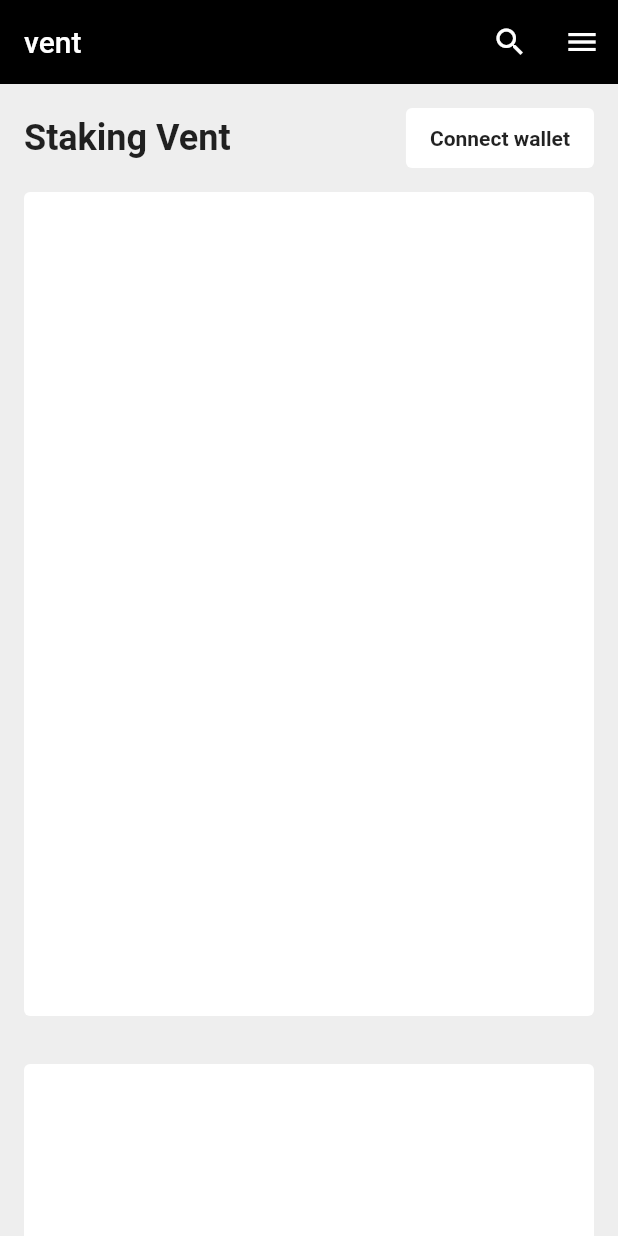
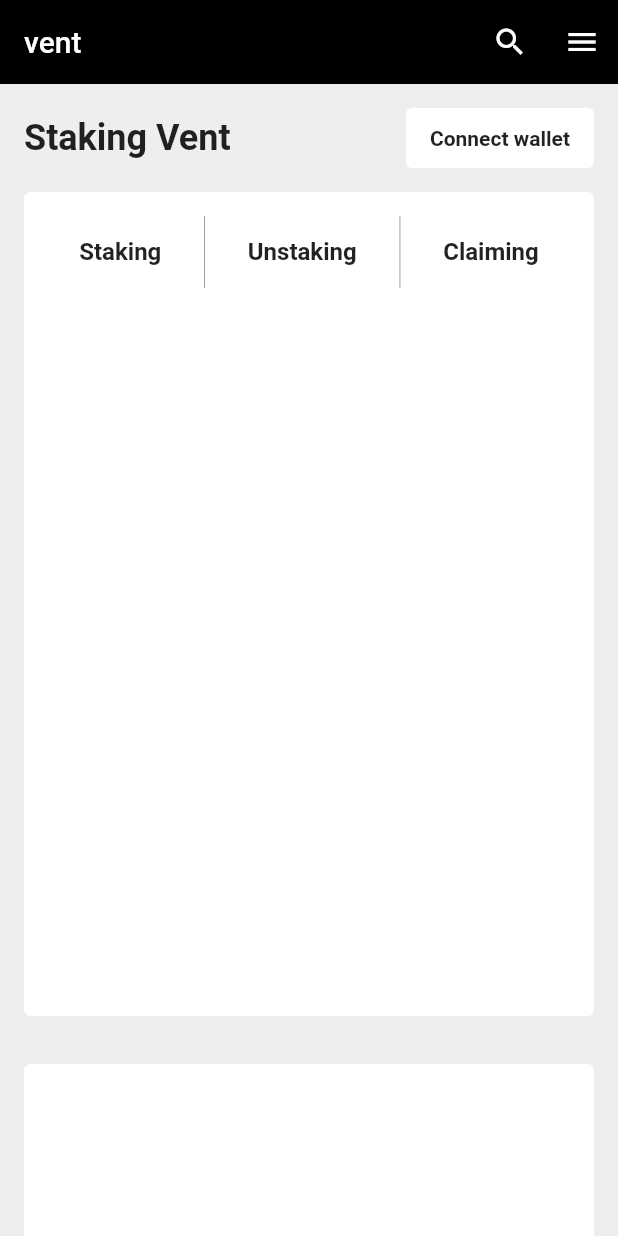
Before and after one commit to JAICHANGPARK/flutter_notebook_19th_story, a Flutter app: the screen it shows after launch, on a phone screen of 412 x 824 dp. Run offline on Flutter 3.47's test engine with Material 2 defaults, Android fonts, the phone set to English and light mode, and no system bars; our stand-ins replace cached_network_image, flutter_riverpod, freezed_annotation, smooth_page_indicator, video_player.

Commit message:
Update staking_main_page.dart

```diff
--- a/lib/ep1117_staking_app/src/ui/staking_main_page.dart
+++ b/lib/ep1117_staking_app/src/ui/staking_main_page.dart
@@ -8,6 +8,8 @@ class StakingMainPage extends StatefulWidget {
 }
 
 class _StakingMainPageState extends State<StakingMainPage> with SingleTickerProviderStateMixin {
+  int _tabIndex = 0;
+
   @override
   Widget build(BuildContext context) {
     return Scaffold(
@@ -68,8 +70,46 @@ class _StakingMainPageState extends State<StakingMainPage> with SingleTickerProv
                     color: Colors.white,
                     borderRadius: BorderRadius.circular(4),
                   ),
+                  padding: EdgeInsets.all(16),
+                  child: Column(
+                    crossAxisAlignment: CrossAxisAlignment.start,
+                    children: [
+                      SizedBox(
+                        height: 48,
+                        child: Row(
+                          mainAxisAlignment: MainAxisAlignment.spaceEvenly,
+                          children: [
+                            Text("Staking",style: TextStyle(
+                              fontSize: 16,
+                              fontWeight: FontWeight.bold,
+                            ),),
+                            VerticalDivider(
+                              color: Colors.grey,
+                            ),
+                            Text("Unstaking",style: TextStyle(
+                              fontSize: 16,
+                              fontWeight: FontWeight.bold,
+                            ),),
+                            VerticalDivider(
+                              color: Colors.grey,
+                            ),
+                            Text("Claiming",style: TextStyle(
+                              fontSize: 16,
+                              fontWeight: FontWeight.bold,
+                            ),),
+                          ],
+                        ),
+                      ),
+                      Expanded(
+                        child: PageView(
+                          children: [
 
-                  child: Center(),
+                          ],
+                        ),
+                      ),
+
+                    ],
+                  ),
                 ),
               ),
               Padding(
@@ -80,11 +120,9 @@ class _StakingMainPageState extends State<StakingMainPage> with SingleTickerProv
                     color: Colors.white,
                     borderRadius: BorderRadius.circular(4),
                   ),
-
                   child: Center(),
                 ),
               ),
-
             ],
           ),
         ),
```
